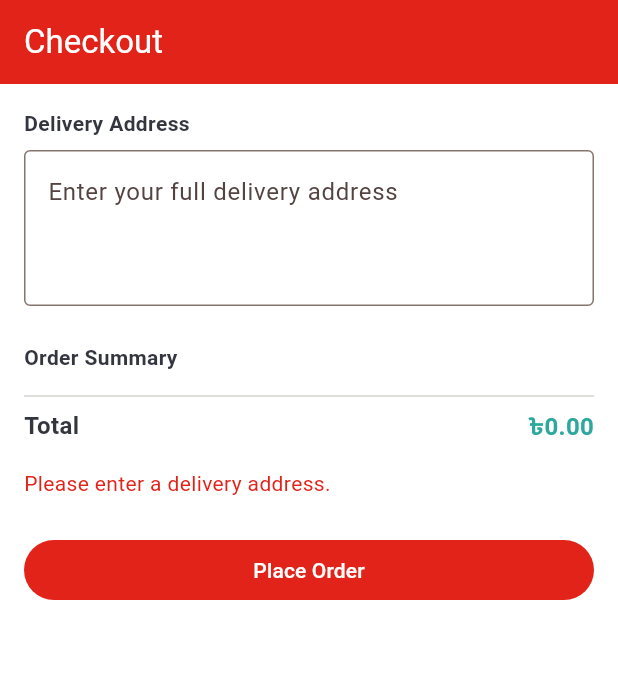
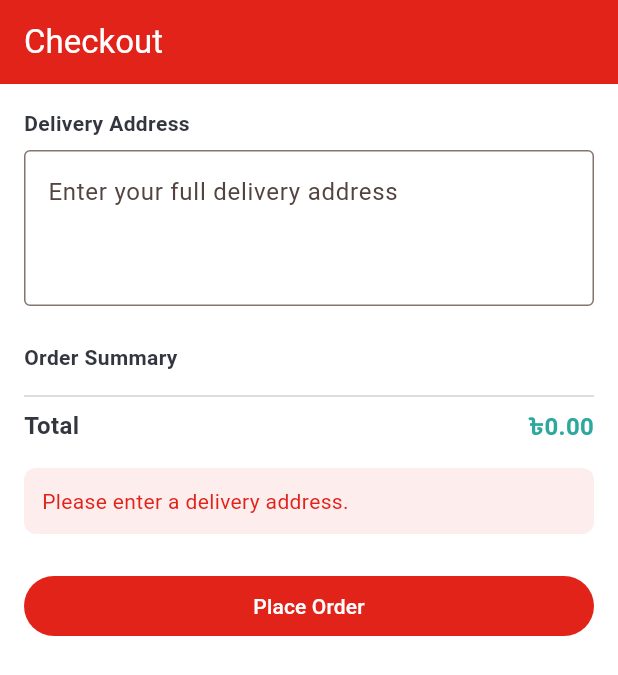
Before and after one commit to mizaaaan/dream-pharmacy, a Flutter app: the CheckoutScreen screen opened by its route, after a tap on "Place Order", on a phone screen of 412 x 824 dp. Shown: the top 675 px of the screen. Run offline on Flutter 3.47's test engine with Material 3 defaults, Android fonts, the phone set to English and light mode, and no system bars; our stand-ins replace file_picker, flutter_riverpod, go_router, google_fonts, supabase_flutter; accounts and stored records are empty; Roboto replaces fonts that are missing (Hind).

Commit message:
Add atomic stock validation at checkout via place_order RPC; cap cart quantity at available stock

```diff
--- a/lib/features/checkout/presentation/checkout_screen.dart
+++ b/lib/features/checkout/presentation/checkout_screen.dart
@@ -3,6 +3,7 @@ import 'package:file_picker/file_picker.dart';
 import 'package:flutter/material.dart';
 import 'package:flutter_riverpod/flutter_riverpod.dart';
 import 'package:go_router/go_router.dart';
+import 'package:supabase_flutter/supabase_flutter.dart';
 import '../../cart/presentation/cart_provider.dart';
 import '../data/order_repository.dart';
 import '../data/prescription_upload_service.dart';
@@ -72,6 +73,10 @@ class _CheckoutScreenState extends ConsumerState<CheckoutScreen> {
         );
         context.go('/');
       }
+    } on PostgrestException catch (e) {
+      // Raised by the place_order() database function — e.g. "Insufficient
+      // stock for Napa Extra 500mg: requested 5, only 2 available".
+      setState(() => _error = e.message);
     } catch (e) {
       setState(() => _error = 'Failed to place order: $e');
     } finally {
@@ -176,7 +181,15 @@ class _CheckoutScreenState extends ConsumerState<CheckoutScreen> {
           ],
           if (_error != null) ...[
             const SizedBox(height: 16),
-            Text(_error!, style: const TextStyle(color: AppColors.red)),
+            Container(
+              width: double.infinity,
+              padding: const EdgeInsets.all(12),
+              decoration: BoxDecoration(
+                color: AppColors.red.withValues(alpha: 0.08),
+                borderRadius: BorderRadius.circular(8),
+              ),
+              child: Text(_error!, style: const TextStyle(color: AppColors.red)),
+            ),
           ],
           const SizedBox(height: 24),
           SizedBox(
```
Also changed, not shown: lib/features/cart/presentation/cart_screen.dart (+21 -2 lines), lib/features/checkout/data/order_repository.dart (+16 -19 lines).
